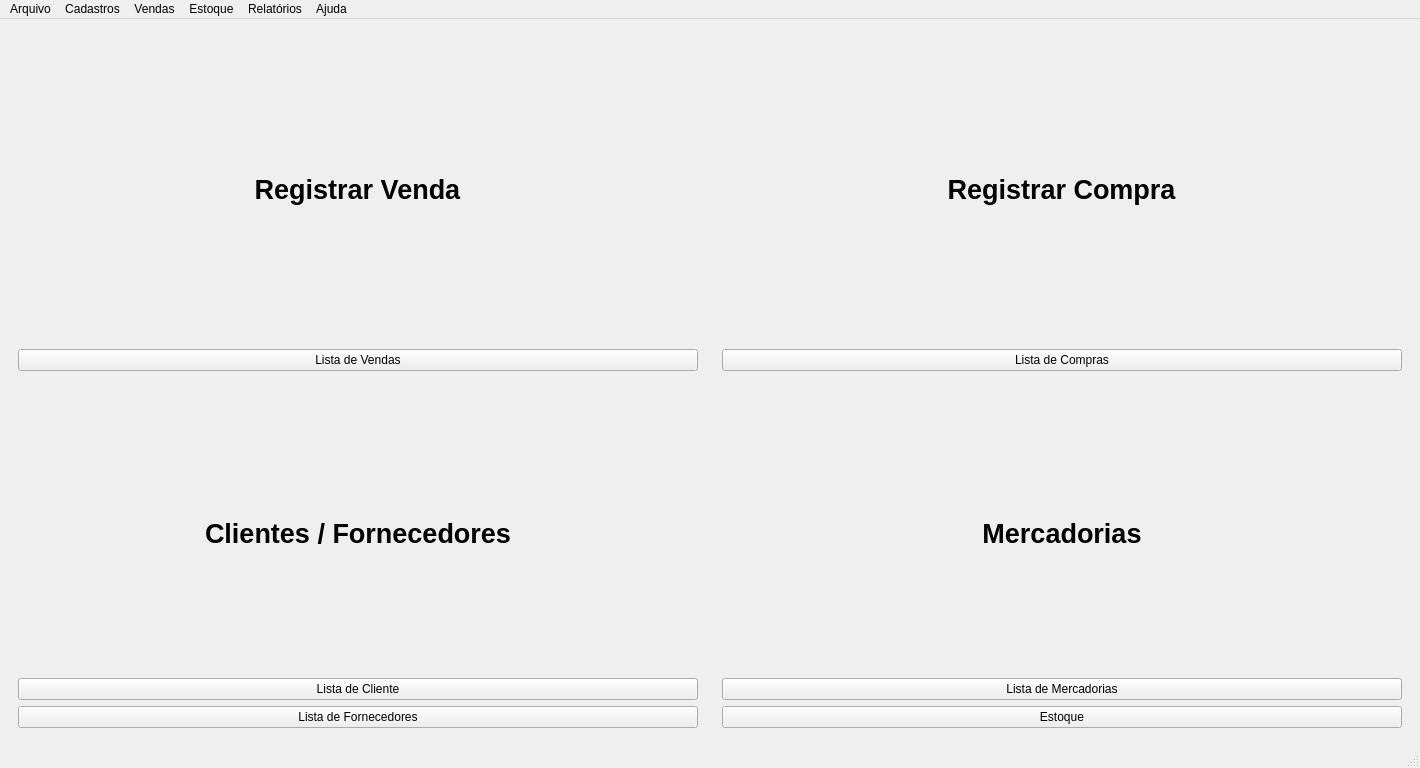
Qt form Resources/UI/MainWindow.ui (Klubas/Projeto-SOAD) before a commit.
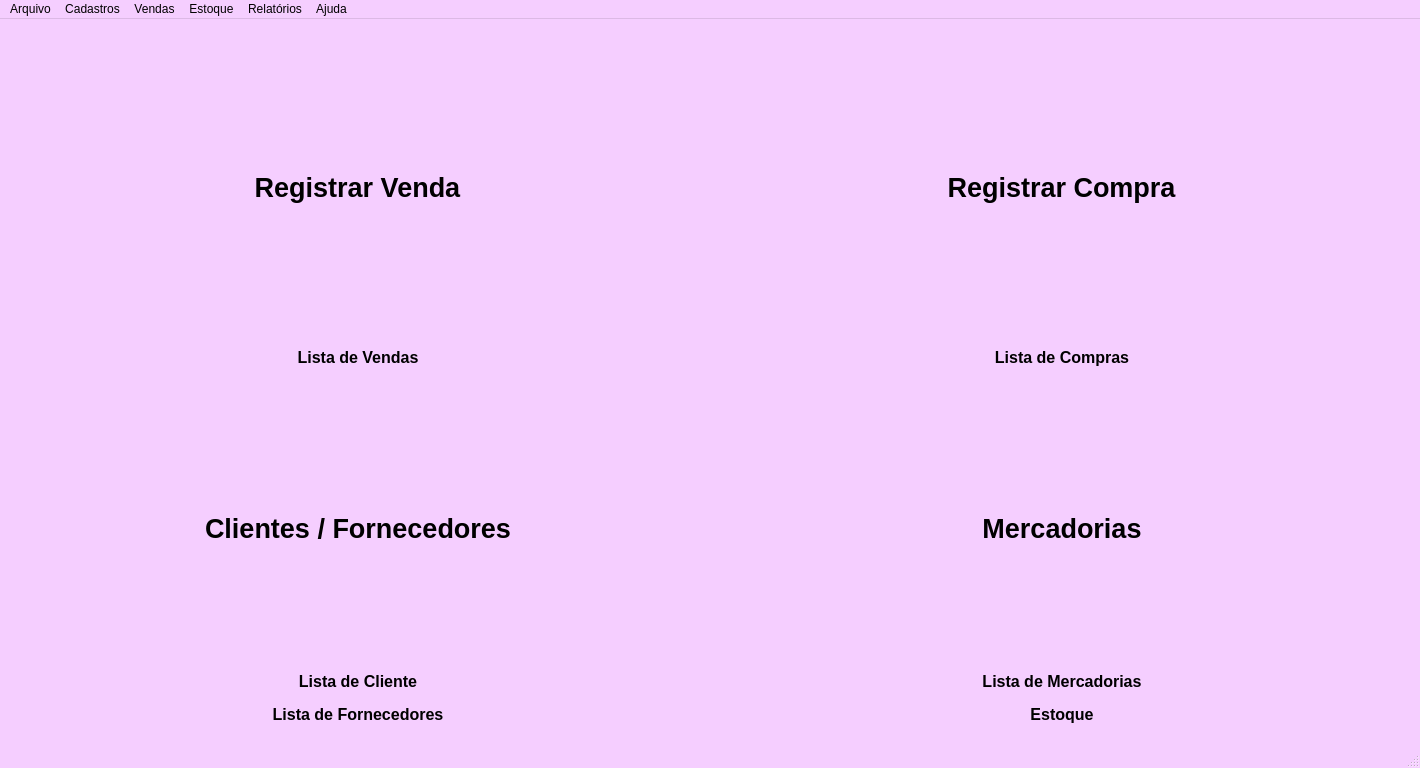
The same form after that commit.

Patch:
```diff
--- a/Resources/UI/MainWindow.ui
+++ b/Resources/UI/MainWindow.ui
@@ -40,6 +40,97 @@
     <height>0</height>
    </size>
   </property>
+  <property name="palette">
+   <palette>
+    <active>
+     <colorrole role="Light">
+      <brush brushstyle="SolidPattern">
+       <color alpha="255">
+        <red>255</red>
+        <green>255</green>
+        <blue>127</blue>
+       </color>
+      </brush>
+     </colorrole>
+     <colorrole role="Base">
+      <brush brushstyle="SolidPattern">
+       <color alpha="255">
+        <red>255</red>
+        <green>255</green>
+        <blue>255</blue>
+       </color>
+      </brush>
+     </colorrole>
+     <colorrole role="Window">
+      <brush brushstyle="SolidPattern">
+       <color alpha="255">
+        <red>245</red>
+        <green>206</green>
+        <blue>255</blue>
+       </color>
+      </brush>
+     </colorrole>
+    </active>
+    <inactive>
+     <colorrole role="Light">
+      <brush brushstyle="SolidPattern">
+       <color alpha="255">
+        <red>255</red>
+        <green>255</green>
+        <blue>127</blue>
+       </color>
+      </brush>
+     </colorrole>
+     <colorrole role="Base">
+      <brush brushstyle="SolidPattern">
+       <color alpha="255">
+        <red>255</red>
+        <green>255</green>
+        <blue>255</blue>
+       </color>
+      </brush>
+     </colorrole>
+     <colorrole role="Window">
+      <brush brushstyle="SolidPattern">
+       <color alpha="255">
+        <red>245</red>
+        <green>206</green>
+        <blue>255</blue>
+       </color>
+      </brush>
+     </colorrole>
+    </inactive>
+    <disabled>
+     <colorrole role="Light">
+      <brush brushstyle="SolidPattern">
+       <color alpha="255">
+        <red>255</red>
+        <green>255</green>
+        <blue>127</blue>
+       </color>
+      </brush>
+     </colorrole>
+     <colorrole role="Base">
+      <brush brushstyle="SolidPattern">
+       <color alpha="255">
+        <red>245</red>
+        <green>206</green>
+        <blue>255</blue>
+       </color>
+      </brush>
+     </colorrole>
+     <colorrole role="Window">
+      <brush brushstyle="SolidPattern">
+       <color alpha="255">
+        <red>245</red>
+        <green>206</green>
+        <blue>255</blue>
+       </color>
+      </brush>
+     </colorrole>
+    </disabled>
+   </palette>
+  </property>
   <property name="focusPolicy">
    <enum>Qt::TabFocus</enum>
   </property>
@@ -116,80 +207,111 @@
            </item>
            <item>
             <widget class="QPushButton" name="pushButton">
+             <property name="font">
+              <font>
+               <pointsize>12</pointsize>
+               <weight>75</weight>
+               <bold>true</bold>
+              </font>
+             </property>
              <property name="text">
               <string>Lista de Vendas</string>
              </property>
-            </widget>
-           </item>
-          </layout>
-         </widget>
-        </item>
-        <item row="1" column="1">
-         <widget class="QFrame" name="frame_mercadoria">
-          <property name="sizePolicy">
-           <sizepolicy hsizetype="Expanding" vsizetype="Expanding">
-            <horstretch>0</horstretch>
-            <verstretch>0</verstretch>
-           </sizepolicy>
-          </property>
-          <layout class="QVBoxLayout" name="verticalLayout_4">
-           <item alignment="Qt::AlignHCenter|Qt::AlignVCenter">
-            <widget class="QPushButton" name="pushButton_mercadoria">
-             <property name="sizePolicy">
-              <sizepolicy hsizetype="Expanding" vsizetype="Expanding">
-               <horstretch>0</horstretch>
-               <verstretch>0</verstretch>
-              </sizepolicy>
+             <property name="autoDefault">
+              <bool>true</bool>
              </property>
-             <property name="maximumSize">
-              <size>
-               <width>693</width>
-               <height>41</height>
-              </size>
-             </property>
-             <property name="font">
-              <font>
-               <pointsize>20</pointsize>
-               <weight>75</weight>
-               <bold>true</bold>
-              </font>
-             </property>
-             <property name="text">
-              <string>Mercadorias</string>
-             </property>
-             <property name="autoRepeatDelay">
-              <number>298</number>
+             <property name="default">
+              <bool>false</bool>
              </property>
              <property name="flat">
               <bool>true</bool>
              </property>
             </widget>
            </item>
-           <item>
-            <widget class="QPushButton" name="pushButton_6">
-             <property name="text">
-              <string>Lista de Mercadorias</string>
-             </property>
-            </widget>
-           </item>
-           <item>
-            <widget class="QPushButton" name="pushButton_4">
-             <property name="text">
-              <string>Estoque</string>
-             </property>
-            </widget>
-           </item>
           </layout>
          </widget>
         </item>
         <item row="0" column="1">
          <widget class="QFrame" name="frame_compra">
+          <property name="enabled">
+           <bool>true</bool>
+          </property>
           <property name="sizePolicy">
            <sizepolicy hsizetype="Expanding" vsizetype="Expanding">
             <horstretch>0</horstretch>
             <verstretch>0</verstretch>
            </sizepolicy>
           </property>
+          <property name="palette">
+           <palette>
+            <active>
+             <colorrole role="Base">
+              <brush brushstyle="SolidPattern">
+               <color alpha="255">
+                <red>255</red>
+                <green>255</green>
+                <blue>255</blue>
+               </color>
+              </brush>
+             </colorrole>
+             <colorrole role="Window">
+              <brush brushstyle="SolidPattern">
+               <color alpha="255">
+                <red>170</red>
+                <green>203</green>
+                <blue>255</blue>
+               </color>
+              </brush>
+             </colorrole>
+            </active>
+            <inactive>
+             <colorrole role="Base">
+              <brush brushstyle="SolidPattern">
+               <color alpha="255">
+                <red>255</red>
+                <green>255</green>
+                <blue>255</blue>
+               </color>
+              </brush>
+             </colorrole>
+             <colorrole role="Window">
+              <brush brushstyle="SolidPattern">
+               <color alpha="255">
+                <red>170</red>
+                <green>203</green>
+                <blue>255</blue>
+               </color>
+              </brush>
+             </colorrole>
+            </inactive>
+            <disabled>
+             <colorrole role="Base">
+              <brush brushstyle="SolidPattern">
+               <color alpha="255">
+                <red>170</red>
+                <green>203</green>
+                <blue>255</blue>
+               </color>
+              </brush>
+             </colorrole>
+             <colorrole role="Window">
+              <brush brushstyle="SolidPattern">
+               <color alpha="255">
+                <red>170</red>
+                <green>203</green>
+                <blue>255</blue>
+               </color>
+              </brush>
+             </colorrole>
+            </disabled>
+           </palette>
+          </property>
+          <property name="frameShape">
+           <enum>QFrame::NoFrame</enum>
+          </property>
+          <property name="frameShadow">
+           <enum>QFrame::Plain</enum>
+          </property>
           <layout class="QVBoxLayout" name="verticalLayout_5">
            <item alignment="Qt::AlignHCenter|Qt::AlignVCenter">
             <widget class="QPushButton" name="pushButton_compra">
@@ -225,9 +347,25 @@
            </item>
            <item>
             <widget class="QPushButton" name="pushButton_2">
+             <property name="font">
+              <font>
+               <pointsize>12</pointsize>
+               <weight>75</weight>
+               <bold>true</bold>
+              </font>
+             </property>
              <property name="text">
               <string>Lista de Compras</string>
              </property>
+             <property name="autoDefault">
+              <bool>true</bool>
+             </property>
+             <property name="default">
+              <bool>false</bool>
+             </property>
+             <property name="flat">
+              <bool>true</bool>
+             </property>
             </widget>
            </item>
           </layout>
@@ -276,15 +414,137 @@
            </item>
            <item>
             <widget class="QPushButton" name="pushButton_5">
+             <property name="font">
+              <font>
+               <pointsize>12</pointsize>
+               <weight>75</weight>
+               <bold>true</bold>
+              </font>
+             </property>
              <property name="text">
               <string>Lista de Cliente</string>
              </property>
+             <property name="autoDefault">
+              <bool>true</bool>
+             </property>
+             <property name="default">
+              <bool>false</bool>
+             </property>
+             <property name="flat">
+              <bool>true</bool>
+             </property>
             </widget>
            </item>
            <item>
             <widget class="QPushButton" name="pushButton_3">
+             <property name="font">
+              <font>
+               <pointsize>12</pointsize>
+               <weight>75</weight>
+               <bold>true</bold>
+              </font>
+             </property>
              <property name="text">
               <string>Lista de Fornecedores</string>
+             </property>
+             <property name="autoDefault">
+              <bool>true</bool>
+             </property>
+             <property name="default">
+              <bool>false</bool>
+             </property>
+             <property name="flat">
+              <bool>true</bool>
+             </property>
+            </widget>
+           </item>
+          </layout>
+         </widget>
+        </item>
+        <item row="1" column="1">
+         <widget class="QFrame" name="frame_mercadoria">
+          <property name="sizePolicy">
+           <sizepolicy hsizetype="Expanding" vsizetype="Expanding">
+            <horstretch>0</horstretch>
+            <verstretch>0</verstretch>
+           </sizepolicy>
+          </property>
+          <layout class="QVBoxLayout" name="verticalLayout_4">
+           <item alignment="Qt::AlignHCenter|Qt::AlignVCenter">
+            <widget class="QPushButton" name="pushButton_mercadoria">
+             <property name="sizePolicy">
+              <sizepolicy hsizetype="Expanding" vsizetype="Expanding">
+               <horstretch>0</horstretch>
+               <verstretch>0</verstretch>
+              </sizepolicy>
+             </property>
+             <property name="maximumSize">
+              <size>
+               <width>693</width>
+               <height>41</height>
+              </size>
+             </property>
+             <property name="font">
+              <font>
+               <pointsize>20</pointsize>
+               <weight>75</weight>
+               <bold>true</bold>
+              </font>
+             </property>
+             <property name="text">
+              <string>Mercadorias</string>
+             </property>
+             <property name="autoRepeatDelay">
+              <number>298</number>
+             </property>
+             <property name="flat">
+              <bool>true</bool>
+             </property>
+            </widget>
+           </item>
+           <item>
+            <widget class="QPushButton" name="pushButton_6">
+             <property name="font">
+              <font>
+               <pointsize>12</pointsize>
+               <weight>75</weight>
+               <bold>true</bold>
+              </font>
+             </property>
+             <property name="text">
+              <string>Lista de Mercadorias</string>
+             </property>
+             <property name="autoDefault">
+              <bool>true</bool>
+             </property>
+             <property name="default">
+              <bool>false</bool>
+             </property>
+             <property name="flat">
+              <bool>true</bool>
+             </property>
+            </widget>
+           </item>
+           <item>
+            <widget class="QPushButton" name="pushButton_4">
+             <property name="font">
+              <font>
+               <pointsize>12</pointsize>
+               <weight>75</weight>
+               <bold>true</bold>
+              </font>
+             </property>
+             <property name="text">
+              <string>Estoque</string>
+             </property>
+             <property name="autoDefault">
+              <bool>true</bool>
+             </property>
+             <property name="default">
+              <bool>false</bool>
+             </property>
+             <property name="flat">
+              <bool>true</bool>
              </property>
             </widget>
            </item>
```
